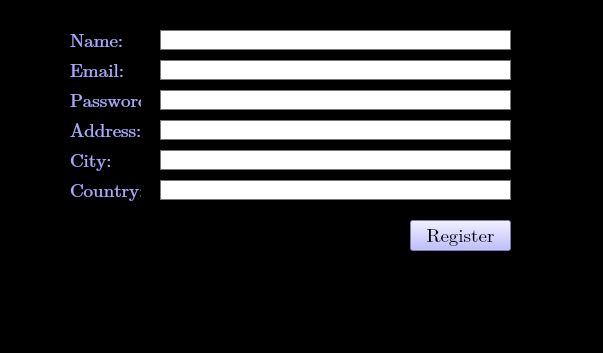
First picture: the form in RegisterAsPremiumViewer.ui, repository JaveriaAzfar/CineFlix, before the edit.
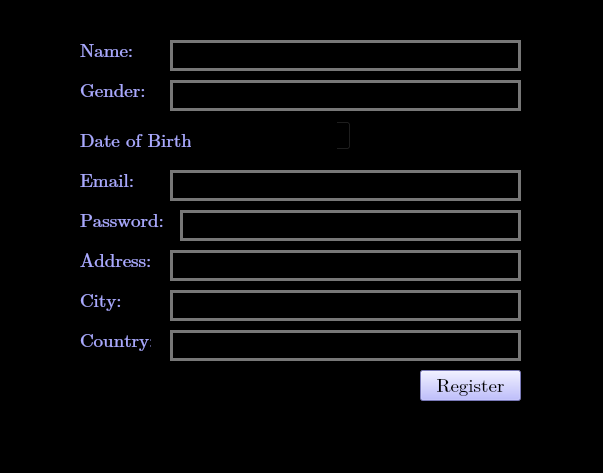
Second picture: the form after the edit.

What changed in the file:
```diff
--- a/RegisterAsPremiumViewer.ui
+++ b/RegisterAsPremiumViewer.ui
@@ -7,7 +7,7 @@
     <x>0</x>
     <y>0</y>
     <width>603</width>
-    <height>353</height>
+    <height>473</height>
    </rect>
   </property>
   <property name="windowTitle">
@@ -19,11 +19,279 @@
 }</string>
   </property>
   <widget class="QWidget" name="centralwidget">
-   <widget class="QPushButton" name="pushButton">
+   <widget class="QLabel" name="label_5">
     <property name="geometry">
      <rect>
-      <x>410</x>
-      <y>220</y>
+      <x>80</x>
+      <y>290</y>
+      <width>71</width>
+      <height>21</height>
+     </rect>
+    </property>
+    <property name="font">
+     <font>
+      <family>Cambria Math</family>
+      <pointsize>14</pointsize>
+     </font>
+    </property>
+    <property name="styleSheet">
+     <string notr="true">QLabel {
+    color: rgb(170, 170, 255)
+}</string>
+    </property>
+    <property name="text">
+     <string>City:</string>
+    </property>
+   </widget>
+   <widget class="QLineEdit" name="lineEditcountry">
+    <property name="geometry">
+     <rect>
+      <x>170</x>
+      <y>330</y>
+      <width>351</width>
+      <height>31</height>
+     </rect>
+    </property>
+    <property name="styleSheet">
+     <string notr="true">QLineEdit {
+    background-color: rgb(0, 0, 0);
+    border: 3px solid #777777; /* Optional: border color */
+    padding: 5px; /* Optional: padding for better spacing */
+}
+</string>
+    </property>
+   </widget>
+   <widget class="QLabel" name="label">
+    <property name="geometry">
+     <rect>
+      <x>80</x>
+      <y>40</y>
+      <width>71</width>
+      <height>21</height>
+     </rect>
+    </property>
+    <property name="font">
+     <font>
+      <family>Cambria Math</family>
+      <pointsize>14</pointsize>
+     </font>
+    </property>
+    <property name="styleSheet">
+     <string notr="true">QLabel {
+    color: rgb(170, 170, 255)
+}
+</string>
+    </property>
+    <property name="text">
+     <string>Name: </string>
+    </property>
+   </widget>
+   <widget class="QLineEdit" name="lineEditcity">
+    <property name="geometry">
+     <rect>
+      <x>170</x>
+      <y>290</y>
+      <width>351</width>
+      <height>31</height>
+     </rect>
+    </property>
+    <property name="styleSheet">
+     <string notr="true">QLineEdit {
+    background-color: rgb(0, 0, 0);
+    border: 3px solid #777777; /* Optional: border color */
+    padding: 5px; /* Optional: padding for better spacing */
+}
+</string>
+    </property>
+   </widget>
+   <widget class="QLabel" name="label_7">
+    <property name="geometry">
+     <rect>
+      <x>80</x>
+      <y>80</y>
+      <width>71</width>
+      <height>21</height>
+     </rect>
+    </property>
+    <property name="font">
+     <font>
+      <family>Cambria Math</family>
+      <pointsize>14</pointsize>
+     </font>
+    </property>
+    <property name="styleSheet">
+     <string notr="true">QLabel {
+    color: rgb(170, 170, 255)
+}
+</string>
+    </property>
+    <property name="text">
+     <string>Gender:</string>
+    </property>
+   </widget>
+   <widget class="QLabel" name="label_3">
+    <property name="geometry">
+     <rect>
+      <x>80</x>
+      <y>210</y>
+      <width>91</width>
+      <height>21</height>
+     </rect>
+    </property>
+    <property name="font">
+     <font>
+      <family>Cambria Math</family>
+      <pointsize>14</pointsize>
+     </font>
+    </property>
+    <property name="styleSheet">
+     <string notr="true">QLabel {
+    color: rgb(170, 170, 255)
+}
+</string>
+    </property>
+    <property name="text">
+     <string>Password: </string>
+    </property>
+   </widget>
+   <widget class="QLineEdit" name="lineEditgender">
+    <property name="geometry">
+     <rect>
+      <x>170</x>
+      <y>80</y>
+      <width>351</width>
+      <height>31</height>
+     </rect>
+    </property>
+    <property name="cursor">
+     <cursorShape>ArrowCursor</cursorShape>
+    </property>
+    <property name="styleSheet">
+     <string notr="true">QLineEdit {
+    background-color: rgb(0, 0, 0);
+    border: 3px solid #777777; /* Optional: border color */
+    padding: 5px; /* Optional: padding for better spacing */
+}
+</string>
+    </property>
+   </widget>
+   <widget class="QLabel" name="label_4">
+    <property name="geometry">
+     <rect>
+      <x>80</x>
+      <y>250</y>
+      <width>81</width>
+      <height>21</height>
+     </rect>
+    </property>
+    <property name="font">
+     <font>
+      <family>Cambria Math</family>
+      <pointsize>14</pointsize>
+     </font>
+    </property>
+    <property name="styleSheet">
+     <string notr="true">QLabel {
+    color: rgb(170, 170, 255)
+}</string>
+    </property>
+    <property name="text">
+     <string>Address:</string>
+    </property>
+   </widget>
+   <widget class="QLineEdit" name="lineEditemail">
+    <property name="geometry">
+     <rect>
+      <x>170</x>
+      <y>170</y>
+      <width>351</width>
+      <height>31</height>
+     </rect>
+    </property>
+    <property name="styleSheet">
+     <string notr="true">QLineEdit {
+    background-color: rgb(0, 0, 0);
+    border: 3px solid #777777; /* Optional: border color */
+    padding: 5px; /* Optional: padding for better spacing */
+}
+</string>
+    </property>
+   </widget>
+   <widget class="QLineEdit" name="lineEditaddress">
+    <property name="geometry">
+     <rect>
+      <x>170</x>
+      <y>250</y>
+      <width>351</width>
+      <height>31</height>
+     </rect>
+    </property>
+    <property name="styleSheet">
+     <string notr="true">QLineEdit {
+    background-color: rgb(0, 0, 0);
+    border: 3px solid #777777; /* Optional: border color */
+    padding: 5px; /* Optional: padding for better spacing */
+}
+</string>
+    </property>
+   </widget>
+   <widget class="QDateEdit" name="dateEdit">
+    <property name="geometry">
+     <rect>
+      <x>210</x>
+      <y>120</y>
+      <width>141</width>
+      <height>31</height>
+     </rect>
+    </property>
+   </widget>
+   <widget class="QLabel" name="label_6">
+    <property name="geometry">
+     <rect>
+      <x>80</x>
+      <y>330</y>
+      <width>71</width>
+      <height>21</height>
+     </rect>
+    </property>
+    <property name="font">
+     <font>
+      <family>Cambria Math</family>
+      <pointsize>14</pointsize>
+     </font>
+    </property>
+    <property name="styleSheet">
+     <string notr="true">QLabel {
+    color: rgb(170, 170, 255)
+}</string>
+    </property>
+    <property name="text">
+     <string>Country:</string>
+    </property>
+   </widget>
+   <widget class="QLineEdit" name="lineEditname">
+    <property name="geometry">
+     <rect>
+      <x>170</x>
+      <y>40</y>
+      <width>351</width>
+      <height>31</height>
+     </rect>
+    </property>
+    <property name="styleSheet">
+     <string notr="true">QLineEdit {
+    background-color: rgb(0, 0, 0);
+    border: 3px solid #777777; /* Optional: border color */
+    padding: 5px; /* Optional: padding for better spacing */
+}
+</string>
+    </property>
+   </widget>
+   <widget class="QPushButton" name="registerButtonPViewer">
+    <property name="geometry">
+     <rect>
+      <x>420</x>
+      <y>370</y>
       <width>101</width>
       <height>31</height>
      </rect>
@@ -57,78 +325,11 @@
      <string>Register</string>
     </property>
    </widget>
-   <widget class="QLabel" name="label_3">
-    <property name="geometry">
-     <rect>
-      <x>70</x>
-      <y>90</y>
-      <width>71</width>
-      <height>21</height>
-     </rect>
-    </property>
-    <property name="font">
-     <font>
-      <family>Cambria Math</family>
-      <pointsize>14</pointsize>
-     </font>
-    </property>
-    <property name="styleSheet">
-     <string notr="true">QLabel {
-    color: rgb(170, 170, 255)
-}
-</string>
-    </property>
-    <property name="text">
-     <string>Password: </string>
-    </property>
-   </widget>
-   <widget class="QLabel" name="label_4">
-    <property name="geometry">
-     <rect>
-      <x>70</x>
-      <y>120</y>
-      <width>71</width>
-      <height>21</height>
-     </rect>
-    </property>
-    <property name="font">
-     <font>
-      <family>Cambria Math</family>
-      <pointsize>14</pointsize>
-     </font>
-    </property>
-    <property name="styleSheet">
-     <string notr="true">QLabel {
-    color: rgb(170, 170, 255)
-}</string>
-    </property>
-    <property name="text">
-     <string>Address:</string>
-    </property>
-   </widget>
-   <widget class="QLineEdit" name="lineEdit_5">
-    <property name="geometry">
-     <rect>
-      <x>160</x>
-      <y>150</y>
-      <width>351</width>
-      <height>20</height>
-     </rect>
-    </property>
-    <property name="styleSheet">
-     <string notr="true">QLineEdit {
-    background-color: rgb(255, 255, 255);
-    border: 1px solid #777777; /* Optional: border color */
-    padding: 5px; /* Optional: padding for better spacing */
-}
-</string>
-    </property>
-   </widget>
    <widget class="QLabel" name="label_2">
     <property name="geometry">
      <rect>
-      <x>70</x>
-      <y>60</y>
+      <x>80</x>
+      <y>170</y>
       <width>71</width>
       <height>21</height>
      </rect>
@@ -151,27 +352,27 @@
    <widget class="QLineEdit" name="lineEdit_3">
     <property name="geometry">
      <rect>
-      <x>160</x>
-      <y>90</y>
-      <width>351</width>
-      <height>20</height>
+      <x>180</x>
+      <y>210</y>
+      <width>341</width>
+      <height>31</height>
      </rect>
     </property>
     <property name="styleSheet">
      <string notr="true">QLineEdit {
-    background-color: rgb(255, 255, 255);
-    border: 1px solid #777777; /* Optional: border color */
+    background-color: rgb(0, 0, 0);
+    border: 3px solid #777777; /* Optional: border color */
     padding: 5px; /* Optional: padding for better spacing */
 }
 </string>
     </property>
    </widget>
-   <widget class="QLabel" name="label">
+   <widget class="QLabel" name="label_8">
     <property name="geometry">
      <rect>
-      <x>70</x>
-      <y>30</y>
-      <width>71</width>
+      <x>80</x>
+      <y>130</y>
+      <width>111</width>
       <height>21</height>
      </rect>
     </property>
@@ -188,127 +389,7 @@
 </string>
     </property>
     <property name="text">
-     <string>Name: </string>
-    </property>
-   </widget>
-   <widget class="QLabel" name="label_6">
-    <property name="geometry">
-     <rect>
-      <x>70</x>
-      <y>180</y>
-      <width>71</width>
-      <height>21</height>
-     </rect>
-    </property>
-    <property name="font">
-     <font>
-      <family>Cambria Math</family>
-      <pointsize>14</pointsize>
-     </font>
-    </property>
-    <property name="styleSheet">
-     <string notr="true">QLabel {
-    color: rgb(170, 170, 255)
-}</string>
-    </property>
-    <property name="text">
-     <string>Country:</string>
-    </property>
-   </widget>
-   <widget class="QLabel" name="label_5">
-    <property name="geometry">
-     <rect>
-      <x>70</x>
-      <y>150</y>
-      <width>71</width>
-      <height>21</height>
-     </rect>
-    </property>
-    <property name="font">
-     <font>
-      <family>Cambria Math</family>
-      <pointsize>14</pointsize>
-     </font>
-    </property>
-    <property name="styleSheet">
-     <string notr="true">QLabel {
-    color: rgb(170, 170, 255)
-}</string>
-    </property>
-    <property name="text">
-     <string>City:</string>
-    </property>
-   </widget>
-   <widget class="QLineEdit" name="lineEdit_6">
-    <property name="geometry">
-     <rect>
-      <x>160</x>
-      <y>180</y>
-      <width>351</width>
-      <height>20</height>
-     </rect>
-    </property>
-    <property name="styleSheet">
-     <string notr="true">QLineEdit {
-    background-color: rgb(255, 255, 255);
-    border: 1px solid #777777; /* Optional: border color */
-    padding: 5px; /* Optional: padding for better spacing */
-}
-</string>
-    </property>
-   </widget>
-   <widget class="QLineEdit" name="lineEdit">
-    <property name="geometry">
-     <rect>
-      <x>160</x>
-      <y>30</y>
-      <width>351</width>
-      <height>20</height>
-     </rect>
-    </property>
-    <property name="styleSheet">
-     <string notr="true">QLineEdit {
-    background-color: rgb(255, 255, 255);
-    border: 1px solid #777777; /* Optional: border color */
-    padding: 5px; /* Optional: padding for better spacing */
-}
-</string>
-    </property>
-   </widget>
-   <widget class="QLineEdit" name="lineEdit_4">
-    <property name="geometry">
-     <rect>
-      <x>160</x>
-      <y>120</y>
-      <width>351</width>
-      <height>20</height>
-     </rect>
-    </property>
-    <property name="styleSheet">
-     <string notr="true">QLineEdit {
-    background-color: rgb(255, 255, 255);
-    border: 1px solid #777777; /* Optional: border color */
-    padding: 5px; /* Optional: padding for better spacing */
-}
-</string>
-    </property>
-   </widget>
-   <widget class="QLineEdit" name="lineEdit_2">
-    <property name="geometry">
-     <rect>
-      <x>160</x>
-      <y>60</y>
-      <width>351</width>
-      <height>20</height>
-     </rect>
-    </property>
-    <property name="styleSheet">
-     <string notr="true">QLineEdit {
-    background-color: rgb(255, 255, 255);
-    border: 1px solid #777777; /* Optional: border color */
-    padding: 5px; /* Optional: padding for better spacing */
-}
-</string>
+     <string>Date of Birth:</string>
     </property>
    </widget>
   </widget>
```
Left out of the diff: 4 changed lines with no effect on the pictures.
